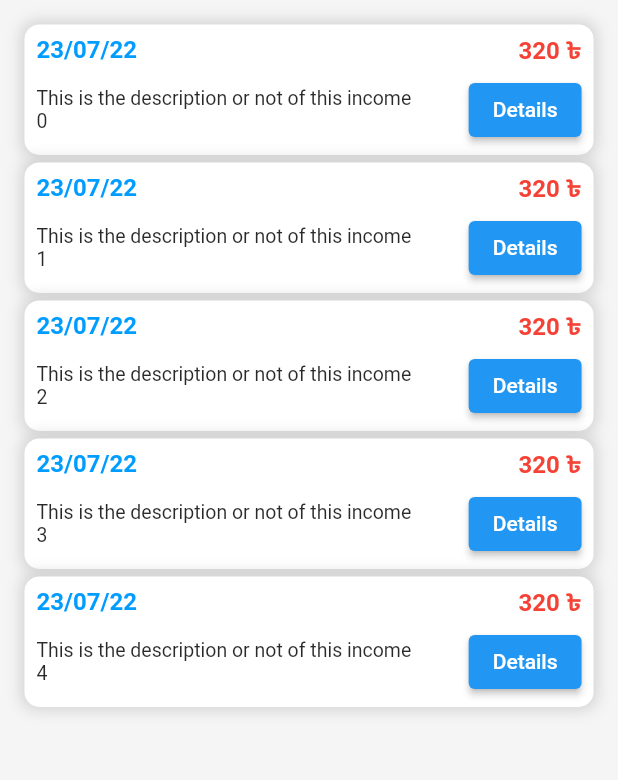
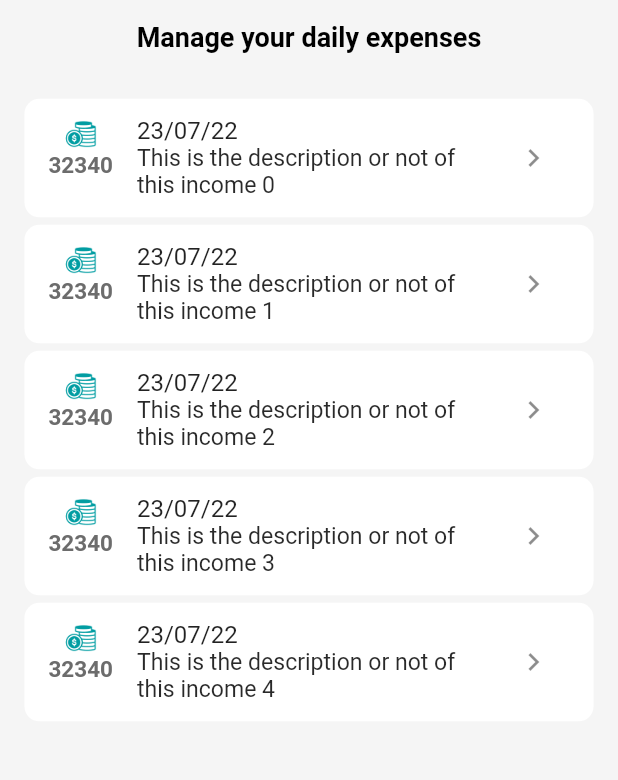
Before and after one commit to ashikulislamdev/flutter_iems, a Flutter app: the ManageExpenses screen opened directly, on a phone screen of 412 x 824 dp, the part 84-864 px from its top. Run offline on Flutter 3.47's test engine with Material 2 defaults, Android fonts, the phone set to English and light mode, and no system bars; our stand-ins replace flutter_screenutil.

Commit message:
card updated and something

```diff
--- a/lib/screens/manage_expenses.dart
+++ b/lib/screens/manage_expenses.dart
@@ -13,7 +13,13 @@ class ManageExpenses extends StatelessWidget {
       backgroundColor: kBackgroundColor,
       drawer: const MyDrawer(),
       appBar: const MyAppBar(),
-      body: ListView.builder(
+      body: SingleChildScrollView(
+        child: Column(
+          children: [
+            SizedBox(height: kDefaultPadding- 6,),
+            Text("Manage your daily expenses", style: kHeadingTextStyle.copyWith(fontSize: 18),),
+            SizedBox(height: kDefaultPadding- 6,),
+            ListView.builder(
               padding: EdgeInsets.all(kDefaultPadding - 4),
               shrinkWrap: true,
               itemCount: 5,
@@ -22,7 +28,7 @@ class ManageExpenses extends StatelessWidget {
                   children: [
                     ManagePageCard(
                       description: "This is the description or not of this income $index",
-                ieDate: "23/07/22", amount: "320", onPressed: (){
+                      ieDate: "23/07/22", amount: "32340", onPressed: (){
 
                       }
                     ),
@@ -31,6 +37,9 @@ class ManageExpenses extends StatelessWidget {
                 );
               },
             ),
+          ],
+        ),
+      ),
     );
   }
 }
--- a/lib/screens/manage_income.dart
+++ b/lib/screens/manage_income.dart
@@ -13,7 +13,13 @@ class ManageIncome extends StatelessWidget {
       backgroundColor: kBackgroundColor,
       drawer: const MyDrawer(),
       appBar: const MyAppBar(),
-      body: ListView.builder(
+      body: SingleChildScrollView(
+        child: Column(
+          children: [
+            SizedBox(height: kDefaultPadding- 6,),
+            Text("Manage your daily income", style: kHeadingTextStyle.copyWith(fontSize: 18),),
+            SizedBox(height: kDefaultPadding- 6,),
+            ListView.builder(
               padding: EdgeInsets.all(kDefaultPadding - 4),
               shrinkWrap: true,
               itemCount: 5,
@@ -31,6 +37,9 @@ class ManageIncome extends StatelessWidget {
                 );
               },
             ),
+          ],
+        ),
+      ),
     );
   }
 }
--- a/lib/widgets/common/custom_button.dart
+++ b/lib/widgets/common/custom_button.dart
@@ -30,10 +30,10 @@ class CustomButton extends StatelessWidget {
               kPrimaryColor.withOpacity(0.9),
             ],
           ),
-          border: Border.all(
-            width: 2,
-            color: Colors.white.withOpacity(0.2),
-          ),
+          // border: Border.all(
+          //   width: 2,
+          //   color: Colors.white.withOpacity(0.2),
+          // ),
         ),
         child: Center(
           child: Text(
--- a/lib/widgets/home_page_card.dart
+++ b/lib/widgets/home_page_card.dart
@@ -1,6 +1,7 @@
 import 'package:flutter/material.dart';
 
 import 'package:flutter_iems/helpers/constants.dart';
+import 'package:flutter_iems/widgets/manage_page_card.dart';
 
 class ManagementCard extends StatelessWidget {
   final String iconPath;
--- a/lib/widgets/manage_page_card.dart
+++ b/lib/widgets/manage_page_card.dart
@@ -1,6 +1,4 @@
-
 import 'package:flutter/material.dart';
-
 import 'package:flutter_iems/helpers/constants.dart';
 
 class ManagePageCard extends StatelessWidget {
@@ -17,36 +15,24 @@ class ManagePageCard extends StatelessWidget {
   @override
   Widget build(BuildContext context) {
     return Container(
-      padding: const EdgeInsets.symmetric(vertical: 6, horizontal: 8),
+      padding: const EdgeInsets.symmetric(vertical: 8),
       decoration: BoxDecoration(
-        boxShadow: [
-          BoxShadow(
-            color: Colors.grey.withOpacity(0.4),
-            spreadRadius: 2,
-            blurRadius: 8,
-          ),
-        ],
         borderRadius: BorderRadius.circular(10),
         color: white
       ),
-      child: Column(
-        children: [
-          Row(
-            mainAxisAlignment: MainAxisAlignment.spaceBetween,
-            children: [
-              Text(ieDate, style: kTitleTextstyle.copyWith(fontWeight: FontWeight.bold, color: kPrimaryColor, fontSize: 16)),
-              Text("$amount ৳", style: kTitleTextstyle.copyWith(fontWeight: FontWeight.bold, color: const Color(0xFFF44336), fontSize: 16),),
-            ],
-          ),
-          const SizedBox(height: 5,),
-          Row(
-            mainAxisAlignment: MainAxisAlignment.spaceBetween,
-            children: [
-              SizedBox(width: dSize.width / 1.6, child: Text(description, style: kTitleTextstyle.copyWith(fontSize: 13),)),
-              ElevatedButton(onPressed: onPressed, child: const Text("Details"),)
-            ],
-          )
-        ],
+      child: ListTile(
+        leading: Column(
+          children: [
+            const ImageIcon(AssetImage("assets/icons/cash.png"), color: kSecondPrimaryColor,),
+            Text(amount, style: kTitleTextstyle.copyWith(color: const Color(0xFF6C6C6C), fontSize: 15, fontWeight: FontWeight.bold, overflow: TextOverflow.ellipsis),),
+          ],
+        ),
+        title: Text(ieDate),
+        subtitle: Text(description, style: kTitleTextstyle,),
+        trailing: IconButton(
+          hoverColor: kActiveStatus,
+          onPressed: onPressed, icon: const Icon(Icons.navigate_next)
+        ),
       )
     );
   }
```
Lines whose indentation alone changed are shown as unchanged.
